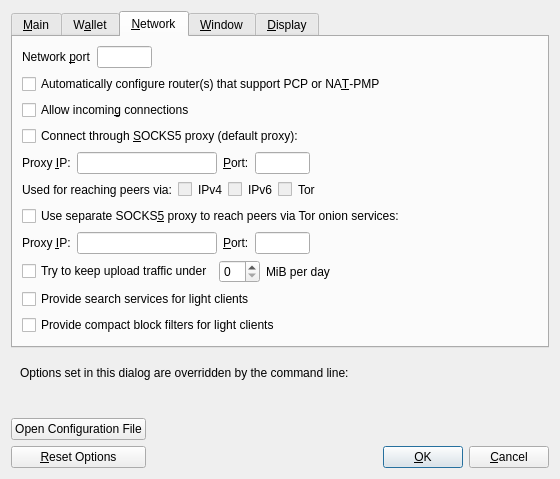
Qt form src/qt/forms/optionsdialog.ui (luke-jr/bitcoin) before a commit.
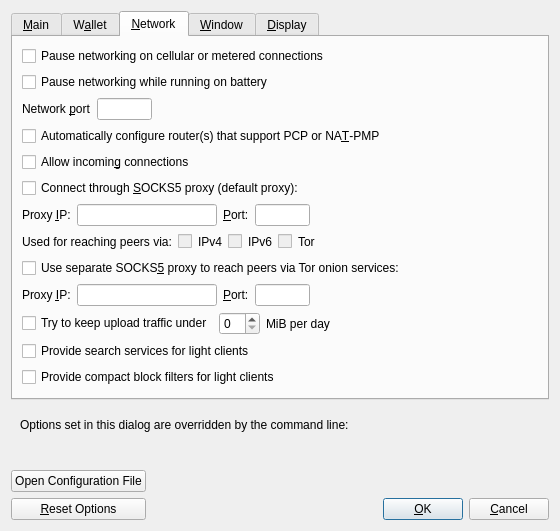
The same form after that commit. The open tabs and pages were chosen to show the change. Custom widgets are drawn as their Qt base class.

```diff
--- a/src/qt/forms/optionsdialog.ui
+++ b/src/qt/forms/optionsdialog.ui
@@ -346,6 +346,26 @@
        <string>&amp;Network</string>
       </attribute>
       <layout class="QVBoxLayout" name="verticalLayout_Network">
+       <item>
+        <widget class="QCheckBox" name="pauseOnCellular">
+         <property name="toolTip">
+          <string>Automatically disable network activity on cellular, metered, or unknown connections. Use the network icon to enable it again; automatic control resumes when a relevant device condition or preference changes.</string>
+         </property>
+         <property name="text">
+          <string>Pause networking on cellular or metered connections</string>
+         </property>
+        </widget>
+       </item>
+       <item>
+        <widget class="QCheckBox" name="pauseOnBattery">
+         <property name="toolTip">
+          <string>Automatically disable network activity on battery power or when the power source is unknown. Use the network icon to enable it again; automatic control resumes when a relevant device condition or preference changes.</string>
+         </property>
+         <property name="text">
+          <string>Pause networking while running on battery</string>
+         </property>
+        </widget>
+       </item>
        <item>
         <layout class="QHBoxLayout" name="horizontalLayout_Network_Port">
          <item>
```
